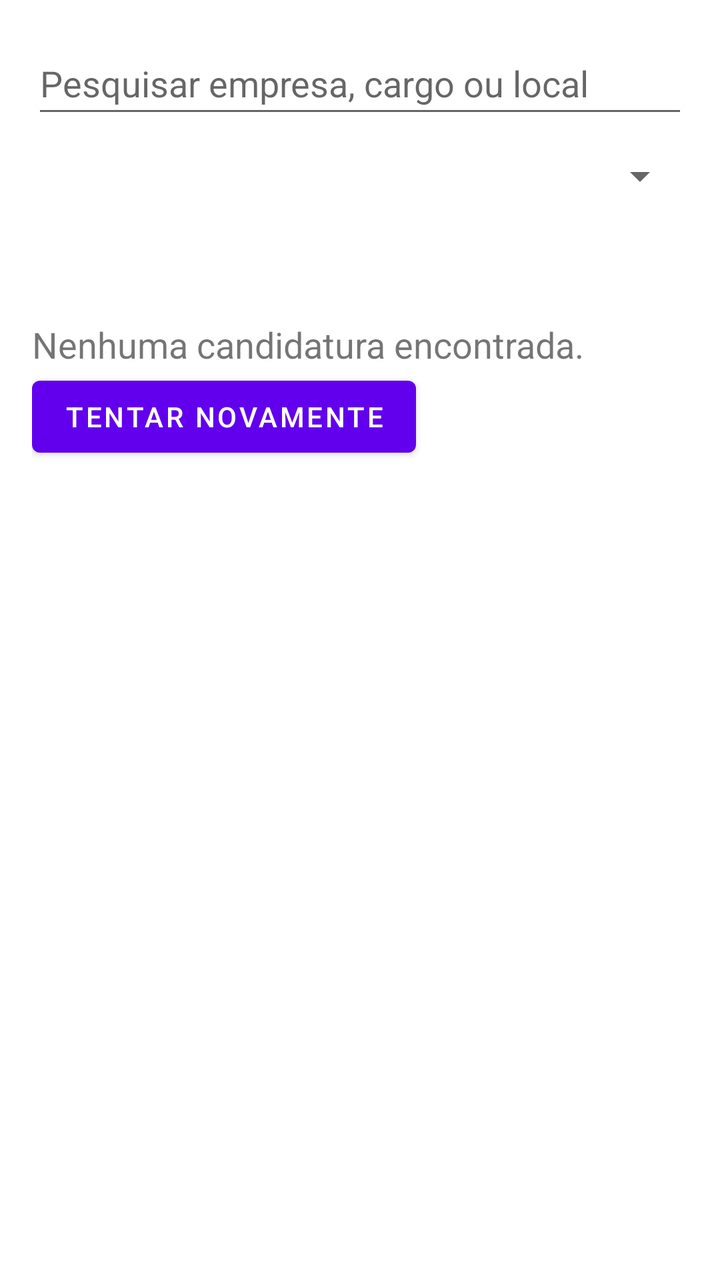
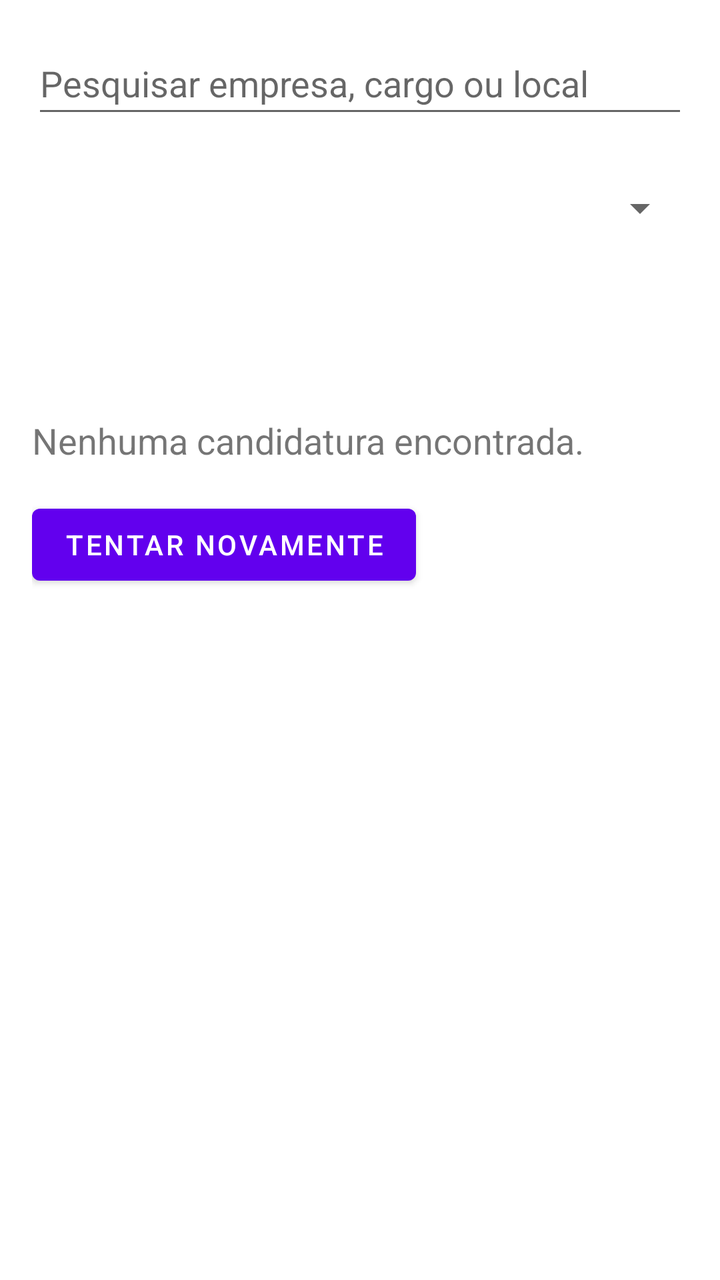

Compare the two renders of this Android layout. The source of the first and the diff that turns it into the second are given below.
<!-- AndroidManifest.xml: fallback theme Theme.MaterialComponents.DayNight.NoActionBar -->
<!-- res/layout/fragment_applications.xml -->
<?xml version="1.0" encoding="utf-8"?>
<androidx.constraintlayout.widget.ConstraintLayout xmlns:android="http://schemas.android.com/apk/res/android"
    xmlns:app="http://schemas.android.com/apk/res-auto" android:layout_width="match_parent" android:layout_height="match_parent" android:padding="@dimen/screen_padding">
    <EditText android:id="@+id/search" android:layout_width="0dp" android:layout_height="wrap_content" android:minHeight="48dp"
        android:hint="@string/search_hint" android:inputType="text" android:autofillHints="none" android:singleLine="true"
        app:layout_constraintTop_toTopOf="parent" app:layout_constraintStart_toStartOf="parent" app:layout_constraintEnd_toEndOf="parent" />
    <Spinner android:id="@+id/status" android:layout_width="0dp" android:layout_height="wrap_content" android:minHeight="48dp"
        android:contentDescription="@string/status_filter" app:layout_constraintTop_toBottomOf="@id/search"
        app:layout_constraintStart_toStartOf="parent" app:layout_constraintEnd_toEndOf="parent" />
    <ProgressBar android:id="@+id/loading" android:layout_width="wrap_content" android:layout_height="wrap_content"
        android:contentDescription="@string/loading" app:layout_constraintTop_toBottomOf="@id/status"
        app:layout_constraintStart_toStartOf="parent" app:layout_constraintEnd_toEndOf="parent" />
    <TextView android:id="@+id/message" android:layout_width="0dp" android:layout_height="wrap_content"
        android:accessibilityLiveRegion="polite" android:text="@string/empty_applications" android:textSize="18sp"
        app:layout_constraintTop_toBottomOf="@id/loading" app:layout_constraintStart_toStartOf="parent" app:layout_constraintEnd_toEndOf="parent" />
    <Button android:id="@+id/retry" android:layout_width="wrap_content" android:layout_height="wrap_content"
        android:text="@string/retry" app:layout_constraintTop_toBottomOf="@id/message" app:layout_constraintStart_toStartOf="parent" />
    <androidx.recyclerview.widget.RecyclerView android:id="@+id/applications" android:layout_width="0dp" android:layout_height="0dp"
        app:layout_constraintTop_toBottomOf="@id/retry" app:layout_constraintBottom_toBottomOf="parent"
        app:layout_constraintStart_toStartOf="parent" app:layout_constraintEnd_toEndOf="parent" />
</androidx.constraintlayout.widget.ConstraintLayout>
<!-- resources referenced by this layout -->
<resources>
  <dimen name="screen_padding">16dp</dimen>
  <string name="empty_applications">Nenhuma candidatura encontrada.</string>
  <string name="loading">Carregando candidaturas</string>
  <string name="retry">Tentar novamente</string>
  <string name="search_hint">Pesquisar empresa, cargo ou local</string>
  <string name="status_filter">Filtrar por status</string>
</resources>

<!-- the commit's change to res/layout/fragment_applications.xml (unified diff, before → after) -->
@@ -5,17 +5,22 @@
         android:hint="@string/search_hint" android:inputType="text" android:autofillHints="none" android:singleLine="true"
         app:layout_constraintTop_toTopOf="parent" app:layout_constraintStart_toStartOf="parent" app:layout_constraintEnd_toEndOf="parent" />
     <Spinner android:id="@+id/status" android:layout_width="0dp" android:layout_height="wrap_content" android:minHeight="48dp"
+        android:layout_marginTop="@dimen/control_spacing"
         android:contentDescription="@string/status_filter" app:layout_constraintTop_toBottomOf="@id/search"
         app:layout_constraintStart_toStartOf="parent" app:layout_constraintEnd_toEndOf="parent" />
     <ProgressBar android:id="@+id/loading" android:layout_width="wrap_content" android:layout_height="wrap_content"
+        android:layout_marginTop="@dimen/control_spacing"
         android:contentDescription="@string/loading" app:layout_constraintTop_toBottomOf="@id/status"
         app:layout_constraintStart_toStartOf="parent" app:layout_constraintEnd_toEndOf="parent" />
     <TextView android:id="@+id/message" android:layout_width="0dp" android:layout_height="wrap_content"
+        android:layout_marginTop="@dimen/control_spacing" app:layout_goneMarginTop="@dimen/control_spacing"
         android:accessibilityLiveRegion="polite" android:text="@string/empty_applications" android:textSize="18sp"
         app:layout_constraintTop_toBottomOf="@id/loading" app:layout_constraintStart_toStartOf="parent" app:layout_constraintEnd_toEndOf="parent" />
     <Button android:id="@+id/retry" android:layout_width="wrap_content" android:layout_height="wrap_content"
-        android:text="@string/retry" app:layout_constraintTop_toBottomOf="@id/message" app:layout_constraintStart_toStartOf="parent" />
+        android:layout_marginTop="@dimen/control_spacing"
+        android:minHeight="48dp" android:text="@string/retry" app:layout_constraintTop_toBottomOf="@id/message" app:layout_constraintStart_toStartOf="parent" />
     <androidx.recyclerview.widget.RecyclerView android:id="@+id/applications" android:layout_width="0dp" android:layout_height="0dp"
+        android:layout_marginTop="@dimen/control_spacing" app:layout_goneMarginTop="@dimen/control_spacing"
         app:layout_constraintTop_toBottomOf="@id/retry" app:layout_constraintBottom_toBottomOf="parent"
         app:layout_constraintStart_toStartOf="parent" app:layout_constraintEnd_toEndOf="parent" />
 </androidx.constraintlayout.widget.ConstraintLayout>
<!-- resource entries referenced after the edit -->
@@ -1,5 +1,6 @@
 <!-- resources referenced by this layout -->
 <resources>
+  <dimen name="control_spacing">16dp</dimen>
   <dimen name="screen_padding">16dp</dimen>
   <string name="empty_applications">Nenhuma candidatura encontrada.</string>
   <string name="loading">Carregando candidaturas</string>
